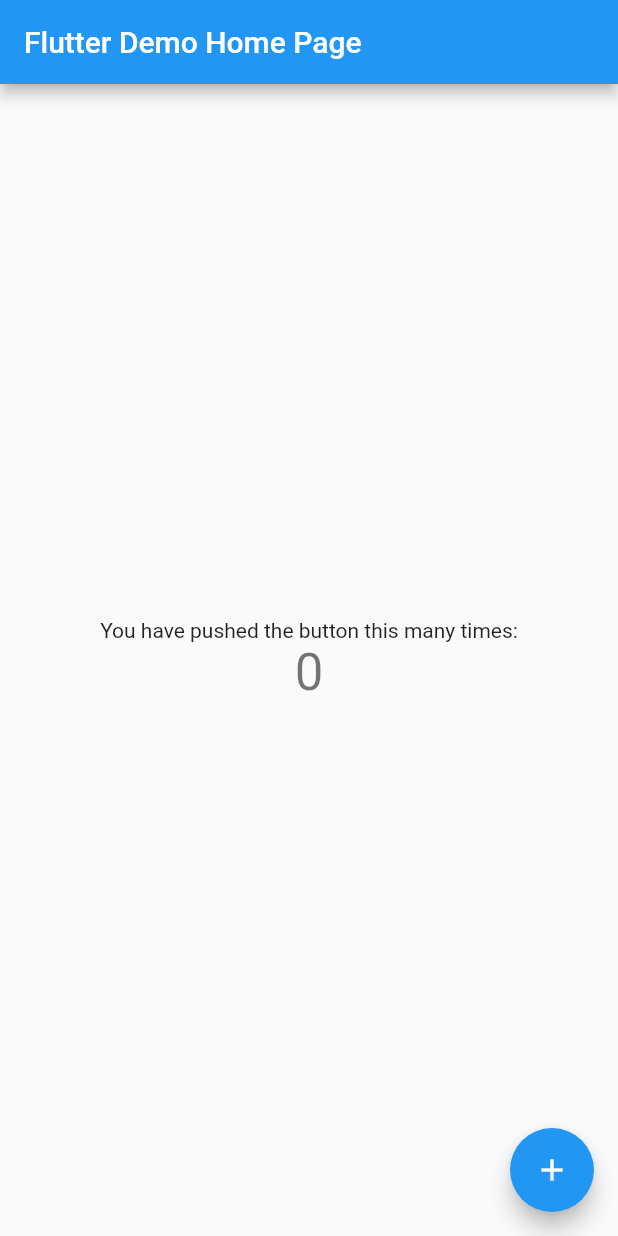
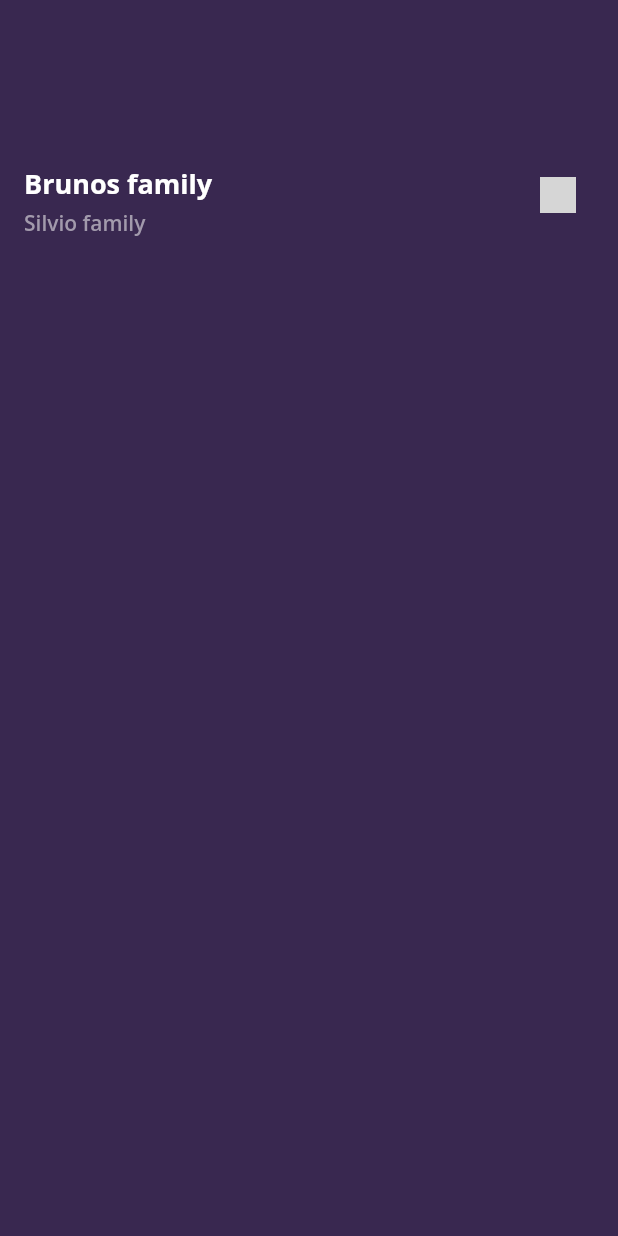
Before and after one commit to BetoHack64/opecaToBe, a Flutter app: the screen it shows after launch, on a phone screen of 412 x 824 dp. Run offline on Flutter 3.47's test engine with Material 2 defaults, Android fonts, the phone set to English and light mode, and no system bars; our stand-ins replace google_fonts; grey boxes are pictures that could not be loaded.

Commit message:
Tela Principal

```diff
--- a/lib/main.dart
+++ b/lib/main.dart
@@ -1,113 +1,72 @@
 import 'package:flutter/material.dart';
+import 'package:google_fonts/google_fonts.dart';
 
 void main() {
-  runApp(MyApp());
+  runApp(MaterialApp(home: MyHomePage()));
 }
 
-class MyApp extends StatelessWidget {
-  // This widget is the root of your application.
-  @override
-  Widget build(BuildContext context) {
-    return MaterialApp(
-      title: 'Flutter Demo',
-      theme: ThemeData(
-        // This is the theme of your application.
-        //
-        // Try running your application with "flutter run". You'll see the
-        // application has a blue toolbar. Then, without quitting the app, try
-        // changing the primarySwatch below to Colors.green and then invoke
-        // "hot reload" (press "r" in the console where you ran "flutter run",
-        // or simply save your changes to "hot reload" in a Flutter IDE).
-        // Notice that the counter didn't reset back to zero; the application
-        // is not restarted.
-        primarySwatch: Colors.blue,
-      ),
-      home: MyHomePage(title: 'Flutter Demo Home Page'),
-    );
-  }
-}
+
 
 class MyHomePage extends StatefulWidget {
-  MyHomePage({Key? key, required this.title}) : super(key: key);
-
-  // This widget is the home page of your application. It is stateful, meaning
-  // that it has a State object (defined below) that contains fields that affect
-  // how it looks.
-
-  // This class is the configuration for the state. It holds the values (in this
-  // case the title) provided by the parent (in this case the App widget) and
-  // used by the build method of the State. Fields in a Widget subclass are
-  // always marked "final".
-
-  final String title;
-
   @override
   _MyHomePageState createState() => _MyHomePageState();
 }
 
 class _MyHomePageState extends State<MyHomePage> {
-  int _counter = 0;
-
-  void _incrementCounter() {
-    setState(() {
-      // This call to setState tells the Flutter framework that something has
-      // changed in this State, which causes it to rerun the build method below
-      // so that the display can reflect the updated values. If we changed
-      // _counter without calling setState(), then the build method would not be
-      // called again, and so nothing would appear to happen.
-      _counter++;
-    });
-  }
-
   @override
   Widget build(BuildContext context) {
-    // This method is rerun every time setState is called, for instance as done
-    // by the _incrementCounter method above.
-    //
-    // The Flutter framework has been optimized to make rerunning build methods
-    // fast, so that you can just rebuild anything that needs updating rather
-    // than having to individually change instances of widgets.
     return Scaffold(
-      appBar: AppBar(
-        // Here we take the value from the MyHomePage object that was created by
-        // the App.build method, and use it to set our appbar title.
-        title: Text(widget.title),
-      ),
-      body: Center(
-        // Center is a layout widget. It takes a single child and positions it
-        // in the middle of the parent.
-        child: Column(
-          // Column is also a layout widget. It takes a list of children and
-          // arranges them vertically. By default, it sizes itself to fit its
-          // children horizontally, and tries to be as tall as its parent.
-          //
-          // Invoke "debug painting" (press "p" in the console, choose the
-          // "Toggle Debug Paint" action from the Flutter Inspector in Android
-          // Studio, or the "Toggle Debug Paint" command in Visual Studio Code)
-          // to see the wireframe for each widget.
-          //
-          // Column has various properties to control how it sizes itself and
-          // how it positions its children. Here we use mainAxisAlignment to
-          // center the children vertically; the main axis here is the vertical
-          // axis because Columns are vertical (the cross axis would be
-          // horizontal).
-          mainAxisAlignment: MainAxisAlignment.center,
-          children: <Widget>[
-            Text(
-              'You have pushed the button this many times:',
+        backgroundColor: Color(0xff392850),
+        body: Column(
+          children: [
+            SizedBox( height: 110),
+            Padding(
+              padding: EdgeInsets.only(left: 16, right: 16),
+              child: Row(
+                mainAxisAlignment: MainAxisAlignment.spaceBetween,
+                children: [
+                  Column(
+                    crossAxisAlignment: CrossAxisAlignment.start,
+                    children: [
+                      Text(
+                        'Brunos family',
+                        style: GoogleFonts.openSans(
+                          textStyle: TextStyle(
+                            color: Colors.white,
+                            fontSize: 18,
+                            fontWeight: FontWeight.bold,
+                          ),
+                        ),
+                      ),
+                      SizedBox(height: 4),
+                      Text(
+                        'Silvio family',
+                        style: GoogleFonts.openSans(
+                          textStyle: TextStyle(
+                            color: Color(0xffa29aac),
+                            fontSize: 14,
+                            fontWeight: FontWeight.w600,
+                          ),
+                        ),
+                      ),
+                    ],
+                  ),
+                  IconButton(
+                    alignment: Alignment.topCenter,
+                    icon: Image.asset(
+                      "assets/notification.png",
+                      width: 24,
+                    ),
+                    onPressed: (){},
+                  ),
+                ],
+              ),
             ),
-            Text(
-              '$_counter',
-              style: Theme.of(context).textTheme.headline4,
-            ),
+            SizedBox(height: 40),
+            //GridDashboard(),
           ],
-        ),
-      ),
-      floatingActionButton: FloatingActionButton(
-        onPressed: _incrementCounter,
-        tooltip: 'Increment',
-        child: Icon(Icons.add),
-      ), // This trailing comma makes auto-formatting nicer for build methods.
+        )
+
     );
   }
 }
```
Also changed, not shown: bin/main_dev.dart (added, +11 -0 lines), lib/griddashboard.dart (added, +27 -0 lines), pubspec.yaml (+6 -3 lines), assets/images/calendar.png (added), assets/images/notification.png (added), pubspec.lock, 1 other file.
